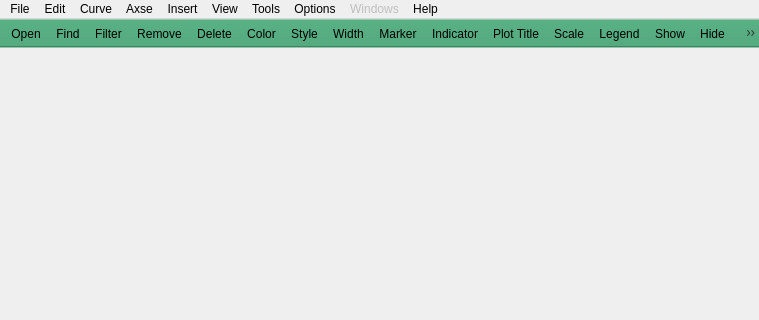
Old version of the form icurve_v2.0.1/icurve/resource/icurve.ui in the repository Sunfe/icurve; both pictures show x 0 to 759 and y 0 to 320 of the 759 by 475 pixel window.
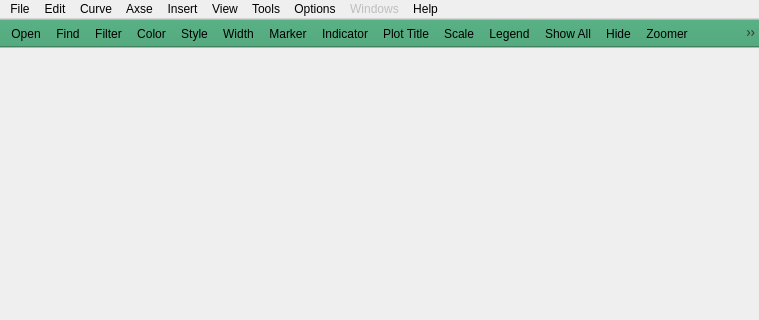
New version of the form. Icons and pictures are not drawn.

Diff of the .ui file:
```diff
--- a/icurve_v2.0.1/icurve/resource/icurve.ui
+++ b/icurve_v2.0.1/icurve/resource/icurve.ui
@@ -274,8 +274,6 @@
    <addaction name="actionOpen"/>
    <addaction name="actionFind"/>
    <addaction name="actionFilter"/>
-   <addaction name="actionRemove"/>
-   <addaction name="actionDelete"/>
    <addaction name="actionColor"/>
    <addaction name="actionStyle"/>
    <addaction name="actionWidth"/>
@@ -284,13 +282,15 @@
    <addaction name="actionTitle"/>
    <addaction name="actionAxseScale"/>
    <addaction name="actionLegend"/>
-   <addaction name="actionShow"/>
+   <addaction name="actionShowAll"/>
    <addaction name="actionHide"/>
    <addaction name="actionZoom"/>
    <addaction name="actionHandMove"/>
    <addaction name="actionExpand"/>
    <addaction name="actionInfo"/>
    <addaction name="actionRefresh"/>
+   <addaction name="actionRemove"/>
+   <addaction name="actionDelete"/>
   </widget>
   <widget class="QStatusBar" name="statusBar"/>
   <action name="actionOpen">
```
Left out of the diff: 8 changed lines with no effect on the pictures.
